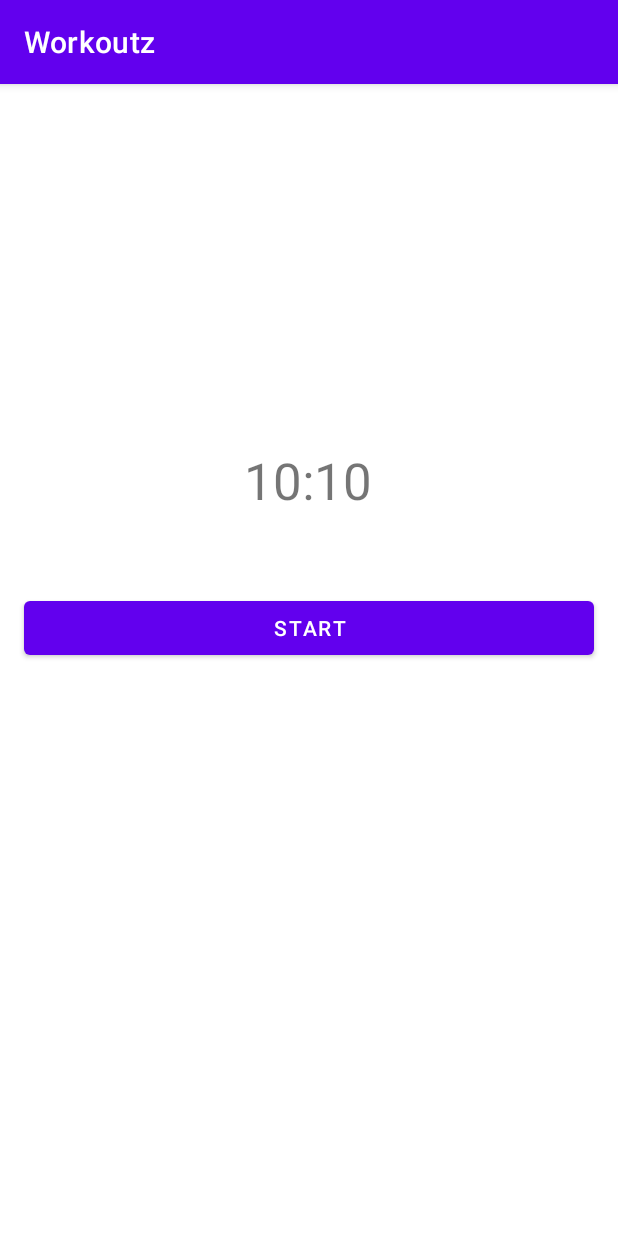
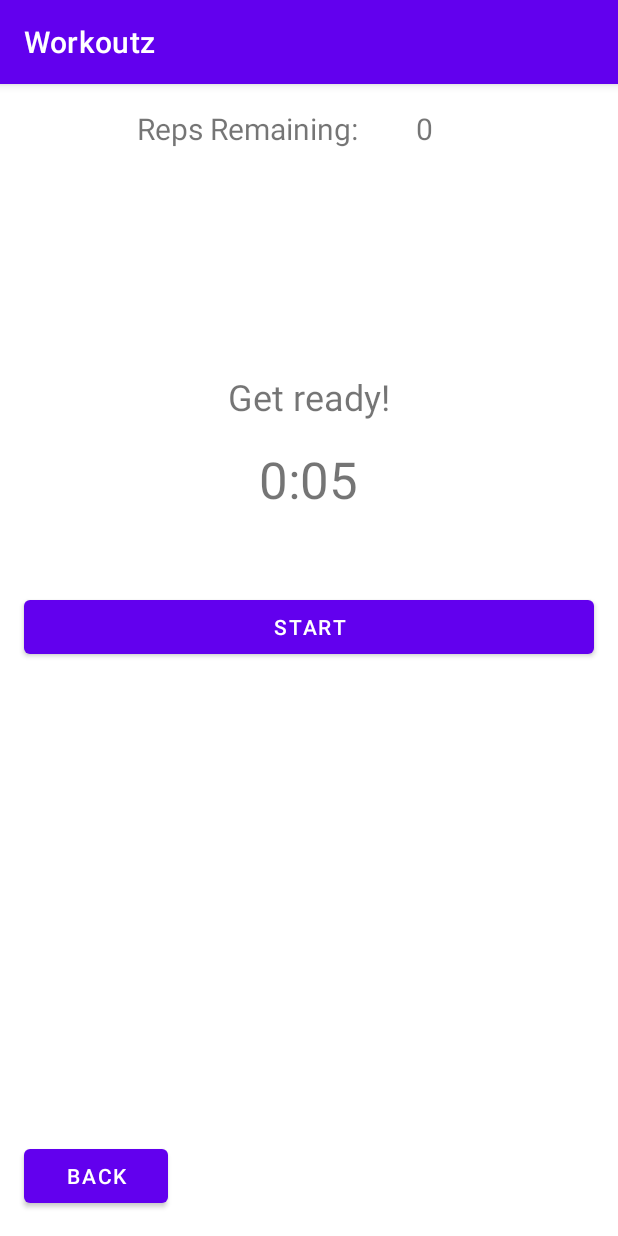
Before and after one commit to garywilki/Workoutz, an Android app: the Workout screen opened directly, with no data from a screen before it, on a phone screen of 412 x 824 dp. Run offline under Robolectric (Android 15) with nearby library versions, the phone set to English and light mode, and no system bars; 3 statements that could not run were skipped.

Commit message:
Fully implement profile timer functionality, with updating UI
Made it so the workout activity shows work/rest interval timers playing in succession, still pausable and startable as before.

```diff
--- a/app/build.gradle
+++ b/app/build.gradle
@@ -32,6 +32,7 @@ dependencies {
     implementation 'androidx.appcompat:appcompat:1.3.1'
     implementation 'com.google.android.material:material:1.4.0'
     implementation 'androidx.constraintlayout:constraintlayout:2.1.1'
+    implementation 'com.google.code.gson:gson:2.8.9'
     testImplementation 'junit:junit:4.+'
     androidTestImplementation 'androidx.test.ext:junit:1.1.3'
     androidTestImplementation 'androidx.test.espresso:espresso-core:3.4.0'
--- a/app/src/main/java/com/example/workoutz/Workout.java
+++ b/app/src/main/java/com/example/workoutz/Workout.java
@@ -2,7 +2,9 @@ package com.example.workoutz;
 
 import androidx.appcompat.app.AppCompatActivity;
 
+import android.content.Intent;
 import android.os.Bundle;
+import android.util.Log;
 import android.view.View;
 import android.view.ViewGroup;
 import android.widget.Button;
@@ -15,11 +17,15 @@ public class Workout extends AppCompatActivity {
     // Timer timer;
 
     TextView time;
+    TextView repsRemaining;
+    TextView currentTimer;
     Button pauseButton;
     String timeString;
     WorkoutPresenter presenter;
     Boolean running;
     Boolean finished;
+    int profileID;
+    Profile p;
 
 
     @Override
@@ -27,15 +33,28 @@ public class Workout extends AppCompatActivity {
         super.onCreate(savedInstanceState);
         setContentView(R.layout.activity_workout);
 
+        // Obtain the profile ID
+        Intent intent = getIntent();
+        profileID = intent.getIntExtra(MainModel.EXTRA_INT_PROFILEID, Profile.NULL_ID);
+        p = MainModel.getProfile(profileID);
+
         running = false;
         finished = false;
 
         time = findViewById(R.id.timer_text);
+        repsRemaining = findViewById(R.id.reps_remaining);
+        currentTimer = findViewById(R.id.current_timer);
+
+        time.setText("0");
+
+        repsRemaining.setText("5");
+
+        currentTimer.setText("Rest");
 
         pauseButton = findViewById(R.id.pause_button);
 
         // Set up the presenter so it has a reference to this activity, as well as the current time
-        presenter = new WorkoutPresenter(this, timeString);
+        presenter = new WorkoutPresenter(this, p);
     }
 
     public void togglePauseButton(View view) {
@@ -66,15 +85,34 @@ public class Workout extends AppCompatActivity {
         // Returns to ProfileDashboard activity
     }
 
-    public void updateTime(String newTime, Boolean finished) {
+    public void updateTime(String newTime, Boolean finished, int reps, String workState) {
         // Updates the visible time on the screen
-        time.setText(newTime);
+        if (newTime != null) {
+            time.setText(newTime);
+        }
         this.finished = finished;
+
+        currentTimer.setText(workState);
+
+        repsRemaining.setText(String.valueOf(reps));
 
         if (finished == true) {
             ViewGroup layout = (ViewGroup) pauseButton.getParent();
             if(null!=layout)
                 layout.removeView(pauseButton);
+                currentTimer.setText("");
+        }
+    }
+
+    public void backButton(View view) {
+        if (p != null) {
+            Log.i("MainActivity", "MainActivity.goToProfileDashboard() -> " + p.id + " " + p.name + " " + p.reps + " " + p.workIntervalSeconds + " " + p.restIntervalSeconds + " & " + p.nextID);
+            Intent intent = new Intent(this, ProfileDashboard.class);
+            intent.putExtra(MainModel.EXTRA_INT_PROFILEID, p.id);
+            startActivity(intent);
+        }
+        else {
+            Log.e("MainActivity", "MainActivity.goToProfileDashboard() -> NULL Profile reference");
         }
     }
 }
--- a/app/src/main/java/com/example/workoutz/WorkoutPresenter.java
+++ b/app/src/main/java/com/example/workoutz/WorkoutPresenter.java
@@ -10,12 +10,24 @@ public class WorkoutPresenter {
     private CountDownTimer timer;
     public int currentMillis;
 
+    //initialize profile interval and rep variables
+    int pReps;
+    int pWork;
+    int pRest;
+    Boolean working = false;
+    Boolean preWorkout = true;
 
-    public WorkoutPresenter(Workout activity, String timeString) {
+
+    public WorkoutPresenter(Workout activity, Profile p) {
 
         // Initialize the time and activity variables
         this.activity = activity;
-        this.currentMillis = 610000;
+        this.currentMillis = 4000;
+
+        //set profile variables for workout, from profile data
+        pReps = p.reps;
+        pWork = p.workIntervalSeconds * 1000;
+        pRest = p.restIntervalSeconds * 1000;
 
         calculateTime(currentMillis);
 
@@ -32,7 +44,43 @@ public class WorkoutPresenter {
             }
 
             public void onFinish() {
-                activity.updateTime("Finished!", true);
+                // If reps goes down to one, finish the workout. Otherwise, start a new timer with the correct values
+                if (pReps <= 1) {
+                    working = false;
+                    pReps -= 1;
+                    activity.updateTime("Finished!", true, pReps, "Rest");
+                } else {
+                    if (preWorkout) {
+
+                        // Make sure the pre-workout prep time ends by setting preWorkout to false
+                        preWorkout = false;
+
+                        // Move into the first Work section
+                        working = true;
+
+                        // Update the timer currentMillis value to have the correct work interval value
+                        currentMillis = pWork;
+                        activity.updateTime(null, false, pReps, "Rest");
+
+                        // Use recursion to start the next timer in the chain, if the current timer finishes
+                        startTimer(view);
+                    } else {
+                        if (!working) {
+
+                            // Follow same update procedure as above every time we switch from Work to Rest and vice versa
+                            working = true;
+                            pReps -= 1;
+                            currentMillis = pWork;
+                            activity.updateTime(null, false, pReps, "Work");
+                            startTimer(view);
+                        } else if (working) {
+                            working = false;
+                            currentMillis = pRest;
+                            activity.updateTime(null, false, pReps, "Rest");
+                            startTimer(view);
+                        }
+                    }
+                }
             }
 
         }.start();
@@ -43,11 +91,13 @@ public class WorkoutPresenter {
     }
 
     public void calculateTime(int millis) {
+
+        // This calculates the time and puts it in a displayable format for the UI to be updated
         String newTime;
 
         int totalSeconds = (millis / 1000);
         int minutes = totalSeconds / 60;
-        int seconds = totalSeconds % 60;
+        int seconds = totalSeconds % 60 + 1;
 
         if (seconds < 10) {
             newTime = minutes + ":0" + seconds;
@@ -55,6 +105,20 @@ public class WorkoutPresenter {
             newTime = minutes + ":" + seconds;
         }
 
-        activity.updateTime(newTime, false);
+        // Adjust the current work state based on appropriate boolean values
+
+        String workState;
+
+        if (preWorkout) {
+            workState = "Get ready!";
+        } else if (working) {
+            workState = "Work";
+        } else {
+            workState = "Rest";
+        }
+
+        // Send everything to the Workout Activity to update what's displayed
+
+        activity.updateTime(newTime, false, pReps, workState);
     }
 }
--- a/app/src/main/res/layout/activity_workout.xml
+++ b/app/src/main/res/layout/activity_workout.xml
@@ -11,13 +11,13 @@
         android:layout_width="wrap_content"
         android:layout_height="wrap_content"
         android:layout_marginStart="172dp"
-        android:layout_marginTop="241dp"
+        android:layout_marginTop="16dp"
         android:layout_marginEnd="173dp"
         android:text="@string/timer_text"
         android:textSize="34sp"
         app:layout_constraintEnd_toEndOf="parent"
         app:layout_constraintStart_toStartOf="parent"
-        app:layout_constraintTop_toTopOf="parent" />
+        app:layout_constraintTop_toBottomOf="@+id/current_timer" />
 
     <Button
         android:id="@+id/pause_button"
@@ -32,4 +32,58 @@
         app:layout_constraintHorizontal_bias="0.0"
         app:layout_constraintStart_toStartOf="parent"
         app:layout_constraintTop_toBottomOf="@+id/timer_text" />
+
+    <Button
+        android:id="@+id/button4"
+        android:layout_width="96dp"
+        android:layout_height="48dp"
+        android:layout_marginStart="16dp"
+        android:layout_marginBottom="16dp"
+        android:onClick="backButton"
+        android:text="@string/back"
+        app:layout_constraintBottom_toBottomOf="parent"
+        app:layout_constraintEnd_toEndOf="parent"
+        app:layout_constraintHorizontal_bias="0.0"
+        app:layout_constraintStart_toStartOf="parent" />
+
+    <TextView
+        android:id="@+id/reps_remaining_label"
+        android:layout_width="178dp"
+        android:layout_height="30dp"
+        android:layout_marginStart="100dp"
+        android:layout_marginTop="16dp"
+        android:layout_marginEnd="8dp"
+        android:layout_marginBottom="16dp"
+        android:text="@string/reps_remaining_label"
+        android:textSize="20sp"
+        app:layout_constraintBottom_toTopOf="@+id/current_timer"
+        app:layout_constraintEnd_toStartOf="@+id/reps_remaining"
+        app:layout_constraintStart_toStartOf="parent"
+        app:layout_constraintTop_toTopOf="parent" />
+
+    <TextView
+        android:id="@+id/reps_remaining"
+        android:layout_width="128dp"
+        android:layout_height="30dp"
+        android:layout_marginTop="16dp"
+        android:layout_marginEnd="16dp"
+        android:text="@string/reps_remaining"
+        android:textSize="20sp"
+        app:layout_constraintEnd_toEndOf="parent"
+        app:layout_constraintStart_toEndOf="@+id/reps_remaining_label"
+        app:layout_constraintTop_toTopOf="parent" />
+
+    <TextView
+        android:id="@+id/current_timer"
+        android:layout_width="wrap_content"
+        android:layout_height="wrap_content"
+        android:layout_marginTop="130dp"
+        android:layout_marginBottom="16dp"
+        android:text="@string/current_timer"
+        android:textSize="24sp"
+        app:layout_constraintBottom_toTopOf="@+id/timer_text"
+        app:layout_constraintEnd_toEndOf="parent"
+        app:layout_constraintStart_toStartOf="parent"
+        app:layout_constraintTop_toBottomOf="@+id/reps_remaining_label" />
+
 </androidx.constraintlayout.widget.ConstraintLayout>
--- a/app/src/main/res/values/strings.xml
+++ b/app/src/main/res/values/strings.xml
@@ -15,4 +15,7 @@
     <string name="rest_interval">Rest Interval:</string>
     <string name="total_days">Total Days:</string>
     <string name="total_time">Total Time:</string>
+    <string name="reps_remaining">0</string>
+    <string name="current_timer">Get ready...</string>
+    <string name="reps_remaining_label">Reps Remaining:</string>
 </resources>
```
